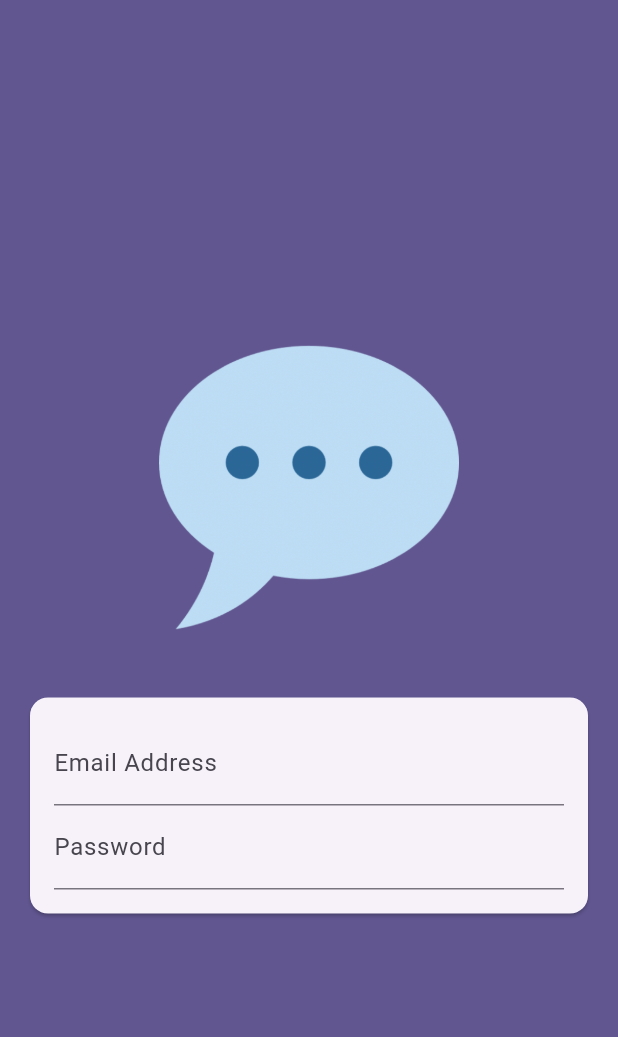
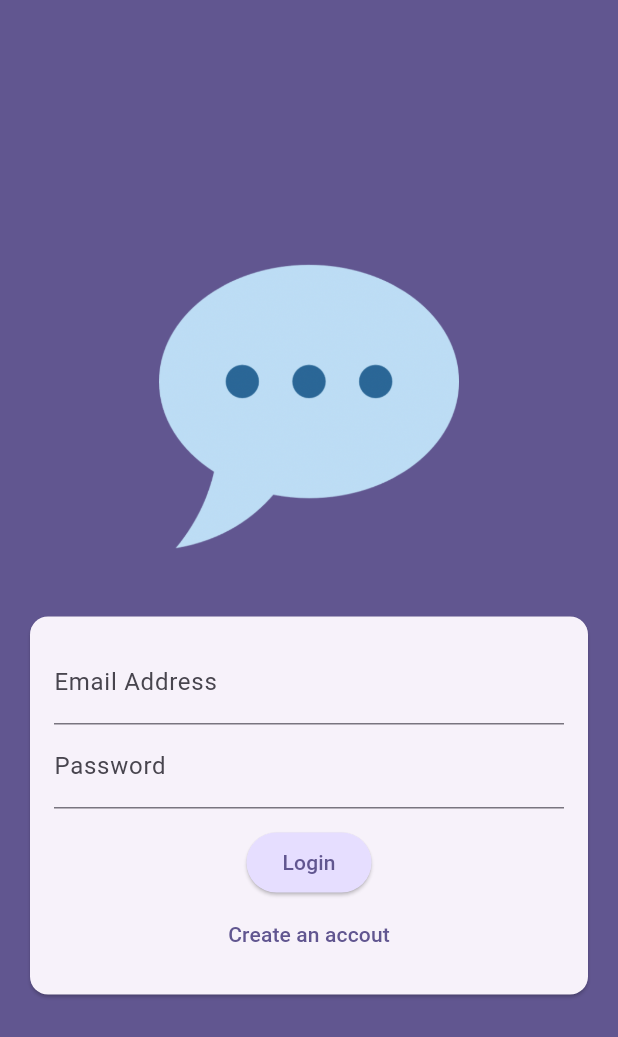
Before and after one commit to NadyaShevtsova/flutter_chat_app, a Flutter app: the screen it shows after launch, on a phone screen of 412 x 824 dp. Shown: the top 1037 px of the screen. Run offline on Flutter 3.47's test engine with Material 3 defaults, Android fonts, the phone set to English and light mode, and no system bars.

Commit message:
268. Adding Buttons & Modes to the Authentication Screen

```diff
--- a/lib/screens/auth.dart
+++ b/lib/screens/auth.dart
@@ -10,6 +10,8 @@ class AuthScreen extends StatefulWidget {
 }
 
 class _AuthScreenState extends State<AuthScreen> {
+  var _isLogin = true;
+
   @override
   Widget build(BuildContext context) {
     return Scaffold(
@@ -36,7 +38,8 @@ class _AuthScreenState extends State<AuthScreen> {
                     padding: const EdgeInsets.all(16),
                     child: Form(
                       child: Column(
-                        mainAxisSize: MainAxisSize.min, //to take as much space as needed to content
+                        mainAxisSize: MainAxisSize
+                            .min, //to take as much space as needed to content
                         children: [
                           TextFormField(
                             decoration: const InputDecoration(
@@ -52,6 +55,22 @@ class _AuthScreenState extends State<AuthScreen> {
                             ),
                             obscureText: true,
                           ),
+                          const SizedBox(height: 12),
+                          ElevatedButton(
+                            onPressed: () {},
+                            style: ElevatedButton.styleFrom(
+                              backgroundColor: Theme.of(context).colorScheme.primaryContainer,
+                            ),
+                            child: Text(_isLogin ? 'Login' : 'Signup'),
+                          ),
+                          TextButton(
+                            onPressed: () {
+                              setState(() {
+                                _isLogin = !_isLogin;
+                              });
+                            },
+                            child: Text(_isLogin ? 'Create an accout' : 'I already have an account.'),
+                          ),
                         ],
                       ),
                     ),
```
